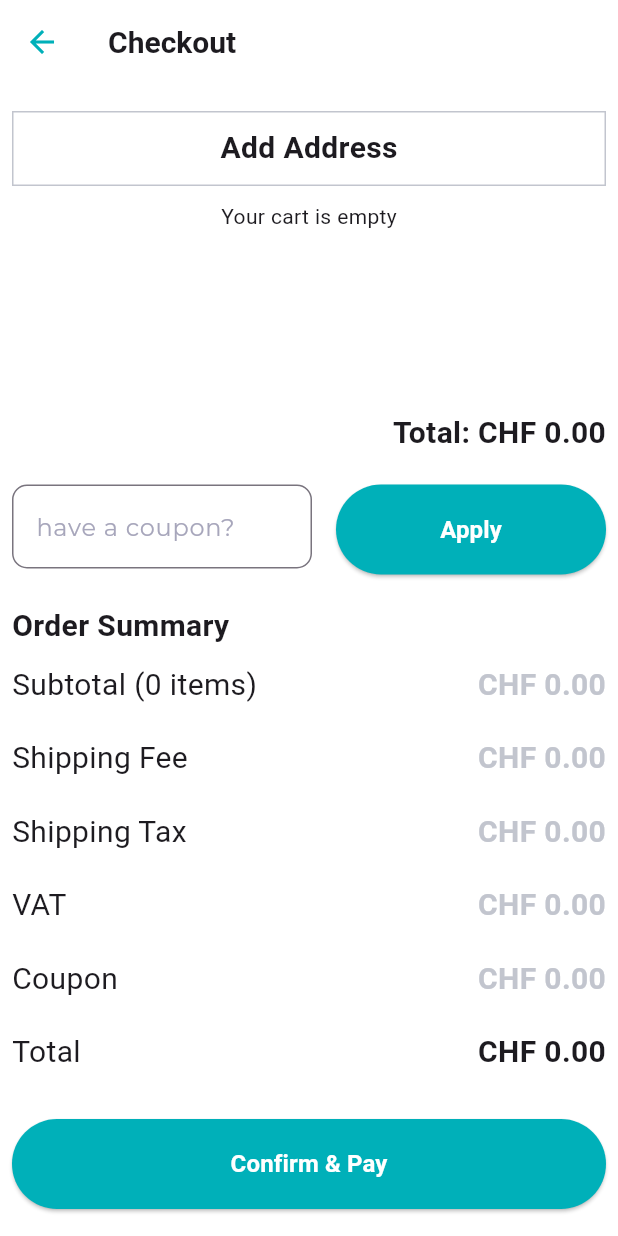
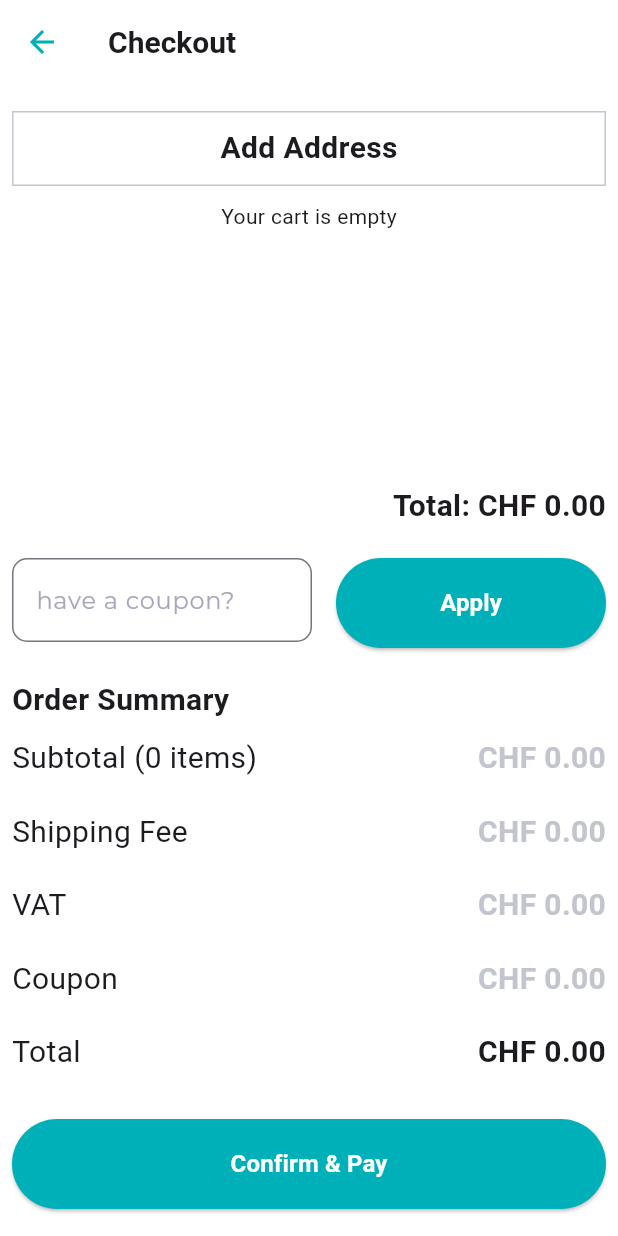
Before and after one commit to aaquibmub/monuite, a Flutter app: the CheckoutScreen screen opened directly, on a phone screen of 412 x 824 dp. Run offline on Flutter 3.47's test engine with Material 3 defaults, Android fonts, the phone set to English and light mode, and no system bars; our stand-ins replace cached_network_image, carousel_slider, flutter_svg, package_info_plus, shared_preferences; missing offline and left inert: flutter_guid, flutter_paypal_payment, flutter_stripe; accounts and stored records are empty; network calls fail.

Commit message:
shipping tax merged into total tax on display

```diff
--- a/lib/helpers/common/utility.dart
+++ b/lib/helpers/common/utility.dart
@@ -615,4 +615,9 @@ class Utility {
       return 'English';
     }
   }
+
+  static Future<void> refreshCart() async {
+    final prefs = await SharedPreferences.getInstance();
+    prefs.setString('cartModel', '');
+  }
 }
--- a/lib/main.dart
+++ b/lib/main.dart
@@ -1,5 +1,6 @@
 import 'package:flutter/material.dart';
 import 'package:flutter_stripe/flutter_stripe.dart';
+import 'package:monuite/helpers/common/utility.dart';
 import 'package:monuite/l10n/app_localizations.dart';
 import 'package:monuite/providers/auth.dart';
 import 'package:monuite/providers/cart_provider.dart';
@@ -28,8 +29,10 @@ import 'package:provider/provider.dart';
 import 'helpers/common/constants.dart';
 import 'helpers/common/routes.dart';
 
-void main() {
+void main() async {
+  WidgetsFlutterBinding.ensureInitialized();
   Stripe.publishableKey = Constants.stripePublishableKey;
+  await Utility.refreshCart();
   runApp(MyApp());
 }
 
--- a/lib/screens/home/checkout/address/add_new_address_form.dart
+++ b/lib/screens/home/checkout/address/add_new_address_form.dart
@@ -146,7 +146,10 @@ class _AddNewAddressFormState extends State<AddNewAddressForm> {
               child: Consumer<CommonProvider>(builder: (ctx, provider, _) {
                 _selectedCountry = provider.countryList
                     .where((element) => element.text == 'Schweiz')
-                    .first;
+                    .firstOrNull;
+                widget.setCountryFn(
+                  _selectedCountry!.text!,
+                );
                 return DropdownButton<String>(
                   isExpanded: true,
                   value: _selectedCountry?.value,
--- a/lib/screens/home/checkout/checkout_screen.dart
+++ b/lib/screens/home/checkout/checkout_screen.dart
@@ -349,33 +349,33 @@ class _CheckoutScreenState extends State<CheckoutScreen> {
                                           ],
                                         ),
                                       ),
-                                      // Shipping Fee
-                                      Container(
-                                        margin: EdgeInsets.symmetric(
-                                          vertical: 10,
-                                        ),
-                                        child: Row(
-                                          mainAxisAlignment:
-                                              MainAxisAlignment.spaceBetween,
-                                          children: [
-                                            Text(
-                                              AppLocalizations.of(context)!
-                                                  .shippingTax,
-                                              style: TextStyle(
-                                                fontSize: 20,
-                                              ),
-                                            ),
-                                            Text(
-                                              "CHF ${Utility.formatNumber(provider.cartModel!.shippingTax)}",
-                                              style: TextStyle(
-                                                fontSize: 20,
-                                                fontWeight: FontWeight.bold,
-                                                color: Constants.colorGrey,
-                                              ),
-                                            ),
-                                          ],
-                                        ),
-                                      ),
+                                      // // Shipping Fee
+                                      // Container(
+                                      //   margin: EdgeInsets.symmetric(
+                                      //     vertical: 10,
+                                      //   ),
+                                      //   child: Row(
+                                      //     mainAxisAlignment:
+                                      //         MainAxisAlignment.spaceBetween,
+                                      //     children: [
+                                      //       Text(
+                                      //         AppLocalizations.of(context)!
+                                      //             .shippingTax,
+                                      //         style: TextStyle(
+                                      //           fontSize: 20,
+                                      //         ),
+                                      //       ),
+                                      //       Text(
+                                      //         "CHF ${Utility.formatNumber(provider.cartModel!.shippingTax)}",
+                                      //         style: TextStyle(
+                                      //           fontSize: 20,
+                                      //           fontWeight: FontWeight.bold,
+                                      //           color: Constants.colorGrey,
+                                      //         ),
+                                      //       ),
+                                      //     ],
+                                      //   ),
+                                      // ),
                                       // VAT
                                       Container(
                                         margin: EdgeInsets.symmetric(
@@ -392,7 +392,7 @@ class _CheckoutScreenState extends State<CheckoutScreen> {
                                               ),
                                             ),
                                             Text(
-                                              "CHF ${Utility.formatNumber(provider.cartModel!.taxAmount)}",
+                                              "CHF ${Utility.formatNumber(provider.cartModel!.taxAmount + provider.cartModel!.shippingTax)}",
                                               style: TextStyle(
                                                 fontSize: 20,
                                                 fontWeight: FontWeight.bold,
```
Also changed, not shown: lib/screens/home/checkout/address/add_new_address_screen.dart (+3 -5 lines), lib/screens/orders/order_confirmed_screen.dart (+32 -32 lines).
